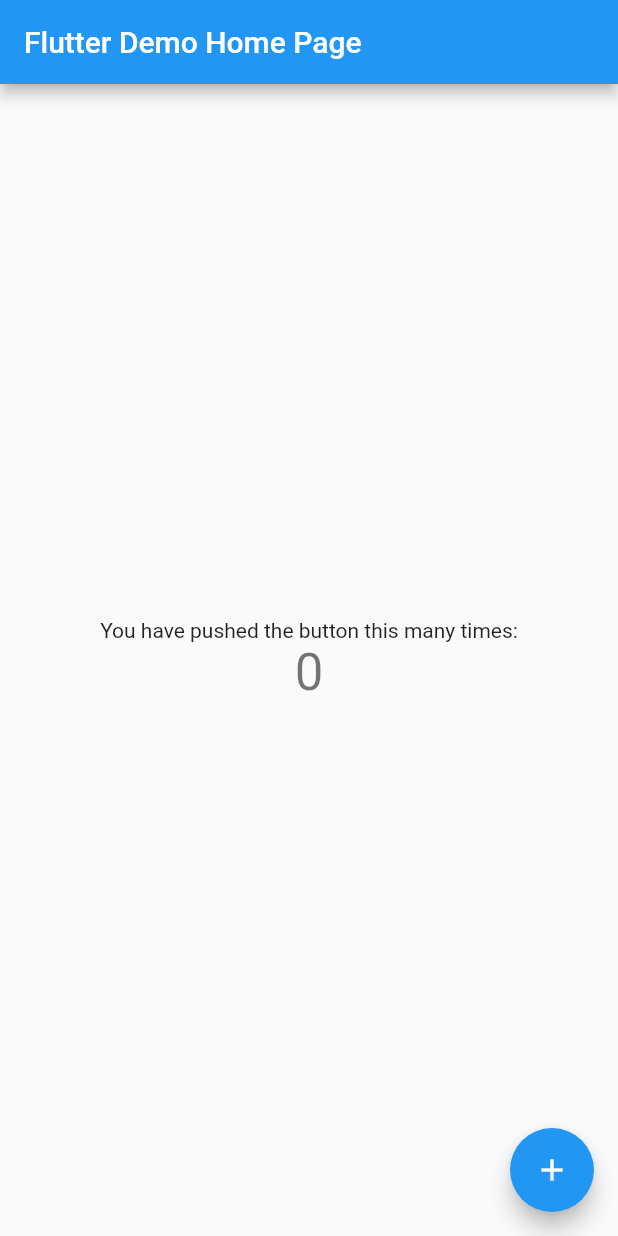
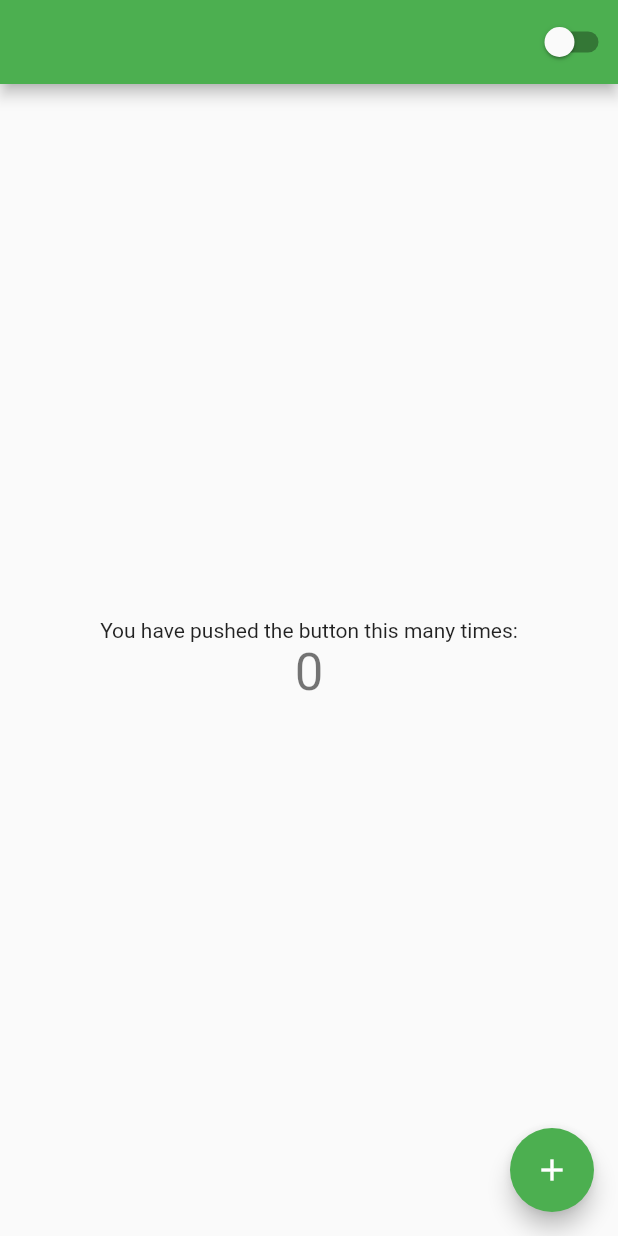
Before and after one commit to Damercy/dayaonweb, a Flutter app: the screen it shows after launch, on a phone screen of 412 x 824 dp. Run offline on Flutter 3.47's test engine with Material 2 defaults, Android fonts, the phone set to English and light mode, and no system bars.

```diff
--- a/lib/main.dart
+++ b/lib/main.dart
@@ -6,40 +6,22 @@ void main() {
 
 class MyApp extends StatelessWidget {
   const MyApp({Key? key}) : super(key: key);
-
-  // This widget is the root of your application.
   @override
   Widget build(BuildContext context) {
     return MaterialApp(
       title: 'Flutter Demo',
+      debugShowCheckedModeBanner: false,
+      // darkTheme: ThemeData.dark(),
       theme: ThemeData(
-        // This is the theme of your application.
-        //
-        // Try running your application with "flutter run". You'll see the
-        // application has a blue toolbar. Then, without quitting the app, try
-        // changing the primarySwatch below to Colors.green and then invoke
-        // "hot reload" (press "r" in the console where you ran "flutter run",
-        // or simply save your changes to "hot reload" in a Flutter IDE).
-        // Notice that the counter didn't reset back to zero; the application
-        // is not restarted.
-        primarySwatch: Colors.blue,
+        primarySwatch: Colors.green,
       ),
-      home: const MyHomePage(title: 'Flutter Demo Home Page'),
+      home: const MyHomePage(title: 'Daya on web'),
     );
   }
 }
 
 class MyHomePage extends StatefulWidget {
   const MyHomePage({Key? key, required this.title}) : super(key: key);
-
-  // This widget is the home page of your application. It is stateful, meaning
-  // that it has a State object (defined below) that contains fields that affect
-  // how it looks.
-
-  // This class is the configuration for the state. It holds the values (in this
-  // case the title) provided by the parent (in this case the App widget) and
-  // used by the build method of the State. Fields in a Widget subclass are
-  // always marked "final".
 
   final String title;
 
@@ -49,50 +31,30 @@ class MyHomePage extends StatefulWidget {
 
 class _MyHomePageState extends State<MyHomePage> {
   int _counter = 0;
+  bool _isDarkModeEnabled = false;
 
   void _incrementCounter() {
     setState(() {
-      // This call to setState tells the Flutter framework that something has
-      // changed in this State, which causes it to rerun the build method below
-      // so that the display can reflect the updated values. If we changed
-      // _counter without calling setState(), then the build method would not be
-      // called again, and so nothing would appear to happen.
       _counter++;
+    });
+  }
+
+  void _onSwitchToggle(bool isToggled) {
+    setState(() {
+      _isDarkModeEnabled = isToggled;
     });
   }
 
   @override
   Widget build(BuildContext context) {
-    // This method is rerun every time setState is called, for instance as done
-    // by the _incrementCounter method above.
-    //
-    // The Flutter framework has been optimized to make rerunning build methods
-    // fast, so that you can just rebuild anything that needs updating rather
-    // than having to individually change instances of widgets.
     return Scaffold(
       appBar: AppBar(
-        // Here we take the value from the MyHomePage object that was created by
-        // the App.build method, and use it to set our appbar title.
-        title: Text(widget.title),
+        actions: [
+          Switch(value: _isDarkModeEnabled, onChanged: _onSwitchToggle)
+        ],
       ),
       body: Center(
-        // Center is a layout widget. It takes a single child and positions it
-        // in the middle of the parent.
         child: Column(
-          // Column is also a layout widget. It takes a list of children and
-          // arranges them vertically. By default, it sizes itself to fit its
-          // children horizontally, and tries to be as tall as its parent.
-          //
-          // Invoke "debug painting" (press "p" in the console, choose the
-          // "Toggle Debug Paint" action from the Flutter Inspector in Android
-          // Studio, or the "Toggle Debug Paint" command in Visual Studio Code)
-          // to see the wireframe for each widget.
-          //
-          // Column has various properties to control how it sizes itself and
-          // how it positions its children. Here we use mainAxisAlignment to
-          // center the children vertically; the main axis here is the vertical
-          // axis because Columns are vertical (the cross axis would be
-          // horizontal).
           mainAxisAlignment: MainAxisAlignment.center,
           children: <Widget>[
             const Text(
@@ -109,7 +71,7 @@ class _MyHomePageState extends State<MyHomePage> {
         onPressed: _incrementCounter,
         tooltip: 'Increment',
         child: const Icon(Icons.add),
-      ), // This trailing comma makes auto-formatting nicer for build methods.
+      ),
     );
   }
 }
```
